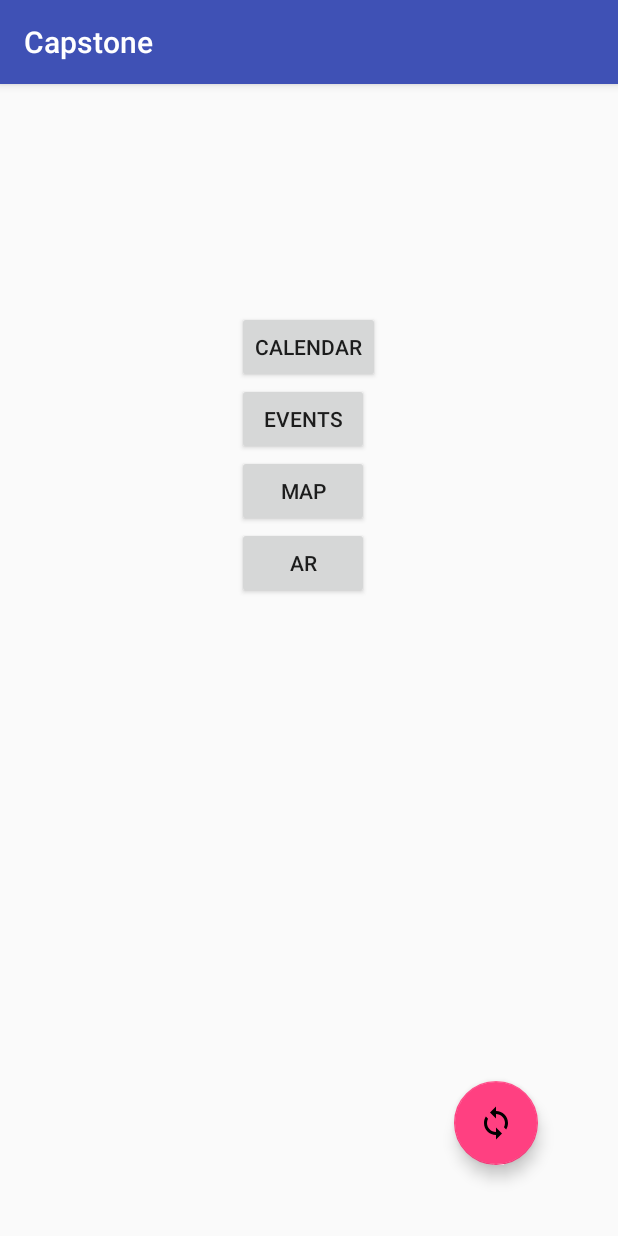
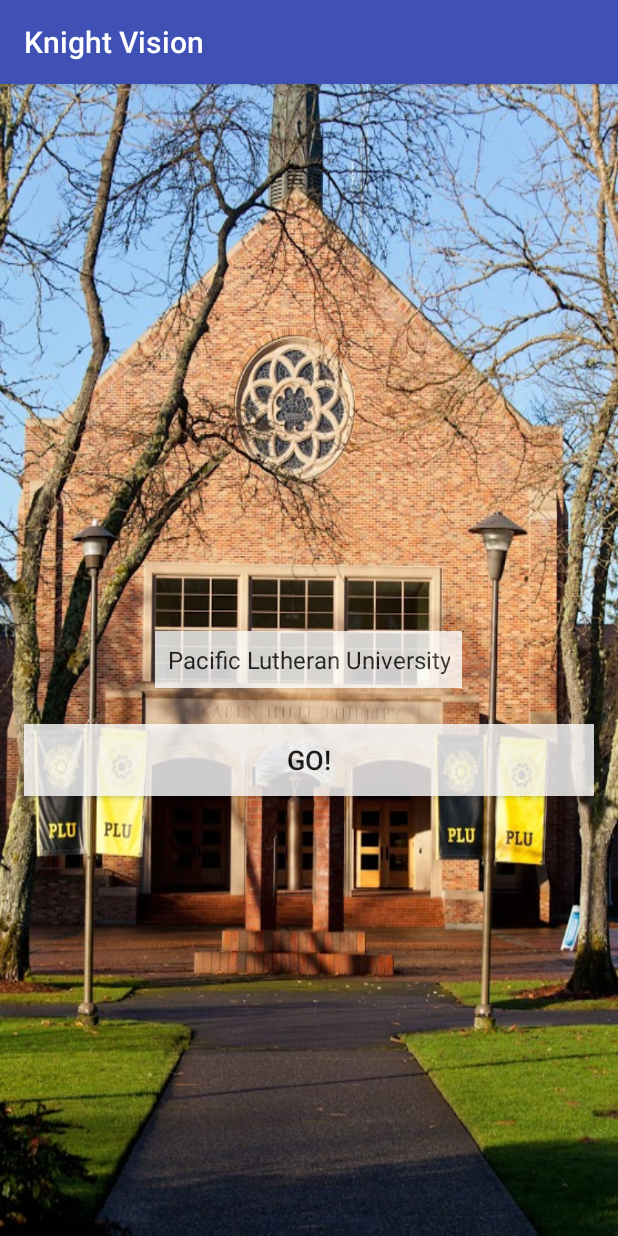
Before and after one commit to Chris-Boe/ARCapstone, an Android app: the screen it shows after launch (MainActivity), on a phone screen of 412 x 824 dp. Run offline under Robolectric (Android 15) with nearby library versions, the phone set to English and light mode, and no system bars; libraries missing offline, so code that uses them is left out: com.goka.blurredgridmenu; 10 statements that could not run were skipped.

Commit message:
MainActivity Redesign, 25Live link, RENAME OF APP

```diff
--- a/app/src/main/java/plu/capstone/activities/MainActivity.java
+++ b/app/src/main/java/plu/capstone/activities/MainActivity.java
@@ -1,27 +1,85 @@
 package plu.capstone.activities;
 
 import android.content.Intent;
+import android.net.Uri;
 import android.support.design.widget.FloatingActionButton;
+import android.support.v4.app.FragmentTransaction;
 import android.support.v7.app.AppCompatActivity;
 import android.os.Bundle;
+import android.util.Log;
 import android.view.View;
+import android.widget.AdapterView;
+import android.widget.ArrayAdapter;
 import android.widget.Button;
+import android.widget.Spinner;
 import android.widget.Toast;
+
+import com.goka.blurredgridmenu.GridMenu;
+import com.goka.blurredgridmenu.GridMenuFragment;
+
+import java.util.ArrayList;
 
 import plu.capstone.MapsActivity;
 import plu.capstone.R;
 import plu.capstone.RSSReader;
 
 
-public class MainActivity extends AppCompatActivity {
+public class MainActivity extends AppCompatActivity implements AdapterView.OnItemSelectedListener{
     private Button mapButton;
-
+    private GridMenuFragment mGridMenuFragment;
+    int item;
     @Override
     protected void onCreate(Bundle savedInstanceState) {
         super.onCreate(savedInstanceState);
         setContentView(R.layout.activity_main);
 
-        FloatingActionButton camButton = (FloatingActionButton) findViewById(R.id.camButton);
+        //grid fragment
+        mGridMenuFragment = GridMenuFragment.newInstance(R.drawable.sun_khp);
+
+        setupGridMenu();
+
+        Spinner spinner = (Spinner)findViewById(R.id.spinner);
+        ArrayAdapter<CharSequence> adapter = ArrayAdapter.createFromResource(this,
+                R.array.schools, android.R.layout.simple_spinner_item);
+        adapter.setDropDownViewResource(android.R.layout.simple_spinner_dropdown_item);
+        spinner.setAdapter(adapter);
+        spinner.setOnItemSelectedListener(this);
+
+        Button show_menu = (Button)findViewById(R.id.show_menu_button);
+        show_menu.setOnClickListener(new View.OnClickListener() {
+            @Override
+            public void onClick(View v) {
+                FragmentTransaction tx = getSupportFragmentManager().beginTransaction();
+                tx.replace(R.id.main_frame, mGridMenuFragment);
+                tx.addToBackStack(null);
+                tx.commit();
+            }
+        });
+        mGridMenuFragment.setOnClickMenuListener(new GridMenuFragment.OnClickMenuListener(){
+            @Override
+            public void onClickMenu(GridMenu gridMenu, int position){
+                switch(position) {
+                    case 0:
+                        goToAR();
+                        break;
+                    case 1:
+                        goToMyEvents();
+                        break;
+                    case 2:
+                        goToMap();
+                        break;
+                    case 3:
+                        //TODO: settings?
+                        break;
+                    case 4:
+                        goto25Live();
+                        break;
+                    case 5:
+                        openAbout();
+                        break;
+                }            }
+        });
+        /*FloatingActionButton camButton = (FloatingActionButton) findViewById(R.id.camButton);
         camButton.setOnClickListener(new View.OnClickListener() {
             @Override
             public void onClick(View v) {
@@ -58,11 +116,24 @@ public class MainActivity extends AppCompatActivity {
                 //toast.show();
                 // goToMap();
             }
-        });
+        });*/
 
 
 
     }
+
+    private void setupGridMenu() {
+        ArrayList<GridMenu> menus = new ArrayList<>();
+        menus.add(new GridMenu("Explore", R.drawable.cast_ic_mini_controller_play));
+        menus.add(new GridMenu("Events", R.drawable.cast_ic_mini_controller_play));
+        menus.add(new GridMenu("Map", R.drawable.cast_ic_mini_controller_play));
+        menus.add(new GridMenu("Settings", R.drawable.cast_ic_mini_controller_play));
+        menus.add(new GridMenu("25Live", R.drawable.cast_ic_mini_controller_play));
+        menus.add(new GridMenu("About", R.drawable.cast_ic_mini_controller_play));
+
+        mGridMenuFragment.setupMenu(menus);
+    }
+
     private void updateDB(){
         //Intent intent = new Intent(this, CameraActivity.class);
         //startActivity(intent);
@@ -83,12 +154,33 @@ public class MainActivity extends AppCompatActivity {
         startActivity(intent);
     }
     private void goToMap(){
-        Intent intent = new Intent(this, MapsActivity.class);
-        startActivity(intent);
+        //Intent intent = new Intent(this, MapsActivity.class);
+        //startActivity(intent);
     }
     private void goToAR(){
         Intent intent = new Intent(this, AR.class);
         startActivity(intent);
+    }
+
+    @Override
+    public void onItemSelected(AdapterView<?> parent, View view, int position, long id) {
+        Log.d("School: ", parent.getItemAtPosition(position).toString());
+
+        }
+
+    private void goto25Live() {
+        Intent browserIntent = new Intent(Intent.ACTION_VIEW,
+                Uri.parse("https://r25web.plu.edu/25live/#home_my25live[0]"));
+        Toast.makeText(this, "Opening link in Browser...", Toast.LENGTH_SHORT);
+        startActivity(browserIntent);
+    }
+    private void openAbout() {
+
+    }
+
+    @Override
+    public void onNothingSelected(AdapterView<?> parent) {
+
     }
     //public HashMap getMap(){
     //    return map;
--- a/app/src/main/res/layout/activity_main.xml
+++ b/app/src/main/res/layout/activity_main.xml
@@ -1,4 +1,50 @@
 <?xml version="1.0" encoding="utf-8"?>
+<RelativeLayout xmlns:android="http://schemas.android.com/apk/res/android"
+    xmlns:tools="http://schemas.android.com/tools"
+    android:layout_width="match_parent"
+    android:layout_height="match_parent"
+    tools:context="plu.capstone.activities.MainActivity">
+
+    <RelativeLayout
+        android:layout_width="match_parent"
+        android:layout_height="match_parent"
+        android:background="@drawable/sun_khp"
+        >
+        <Spinner
+            android:id="@+id/spinner"
+            android:layout_width="wrap_content"
+            android:layout_height="38dp"
+            android:layout_centerInParent="true"
+            android:background="@android:color/white"
+            android:textSize="18sp"
+            android:gravity="center"
+            android:layout_margin="8dp"
+            android:textColor="@android:color/black"
+            android:textAlignment="center"
+            android:alpha="0.8"/>
+        <Button
+            android:id="@+id/show_menu_button"
+            android:layout_centerInParent="true"
+            android:layout_width="match_parent"
+            android:layout_height="48dp"
+            android:background="@android:color/white"
+            android:text="Go!"
+            android:textSize="18sp"
+            android:gravity="center"
+            android:layout_margin="16dp"
+            android:textColor="@android:color/black"
+            android:alpha="0.8"
+            android:layout_below="@id/spinner"/>
+
+    </RelativeLayout>
+
+
+    <FrameLayout
+        android:id="@+id/main_frame"
+        android:layout_width="match_parent"
+        android:layout_height="match_parent"
+        />
+<!--
 <RelativeLayout xmlns:android="http://schemas.android.com/apk/res/android"
     xmlns:app="http://schemas.android.com/apk/res-auto"
     xmlns:tools="http://schemas.android.com/tools"
@@ -59,5 +105,5 @@
         android:id="@+id/arButton"
         android:layout_alignStart="@+id/mapButton"
         android:layout_below="@+id/mapButton" />
-
+-->
 </RelativeLayout>
--- a/app/src/main/res/values/colors.xml
+++ b/app/src/main/res/values/colors.xml
@@ -3,6 +3,5 @@
     <color name="colorPrimary">#3F51B5</color>
     <color name="colorPrimaryDark">#303F9F</color>
     <color name="colorAccent">#FF4081</color>
-
     <color name="black_overlay">#66000000</color>
 </resources>
--- a/app/src/main/res/values/strings.xml
+++ b/app/src/main/res/values/strings.xml
@@ -1,5 +1,5 @@
 <resources>
-    <string name="app_name">Capstone</string>
+    <string name="app_name">Knight Vision</string>
 
     <!-- Strings related to login -->
     <string name="prompt_email">Email</string>
@@ -100,8 +100,11 @@
     <string name="action_settings">Settings</string>
     <string name="connection_error">\"Connection Error\"</string>
     <string name="title_activity_maps">Map</string>
-
     <string name="title_activity_ar">AR</string>
+    <string-array name="schools">
+        <item>Pacific Lutheran University</item>
+        <item>University of Washington</item>
+    </string-array>
 
     <!-- TODO: Remove or change this placeholder text -->
     <string name="hello_blank_fragment">Hello blank fragment</string>
```
Also changed, not shown: app/build.gradle (+6 -1 lines), app/src/main/java/plu/capstone/fragments/EventsViewFragment.java (+4 -4 lines), app/src/main/res/drawable/sun_khp.jpg (added).
